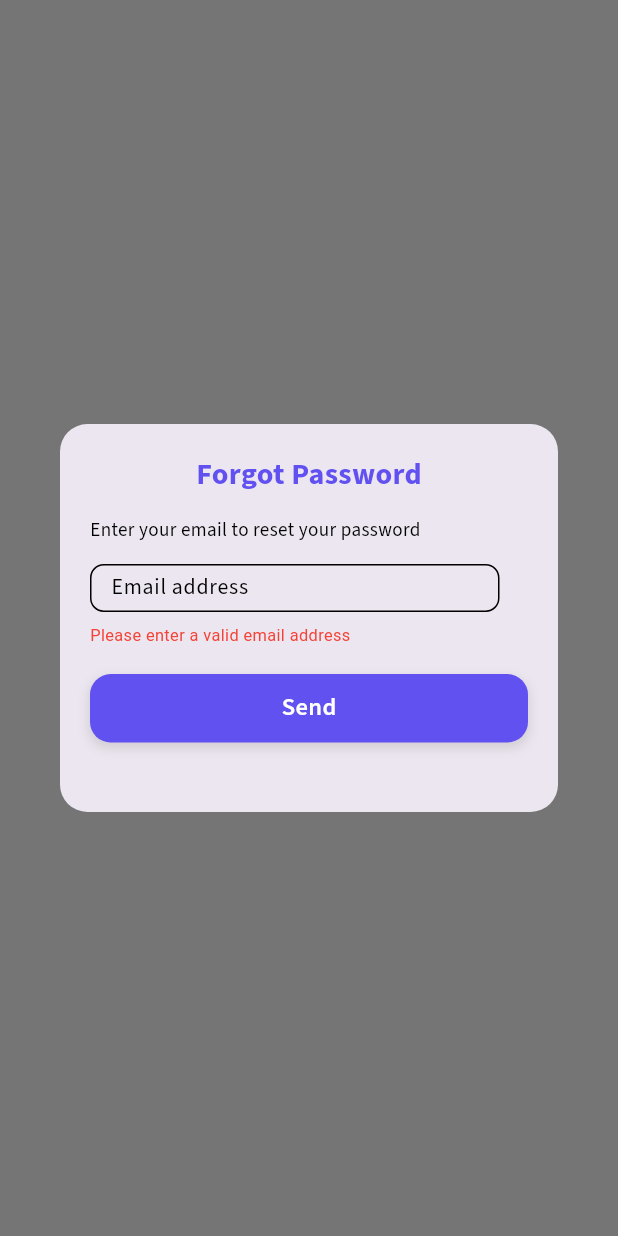
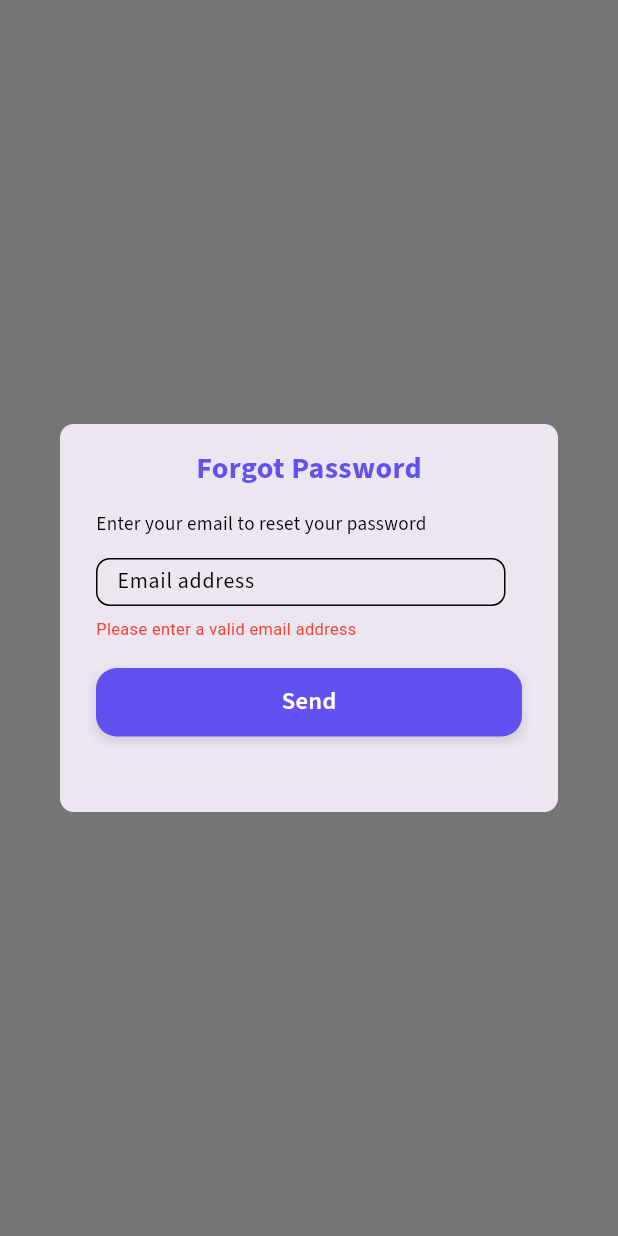
Before and after one commit to SMTech24-official/sportyo, a Flutter app: what showForgotPasswordDialog() shows on an empty page, opened directly, after a tap on "Send", on a phone screen of 412 x 824 dp. Run offline on Flutter 3.47's test engine with Material 3 defaults, Android fonts, the phone set to English and light mode, and no system bars; our stand-ins replace flutter_easyloading, flutter_screenutil, get, google_fonts, image_picker, shared_preferences; accounts and stored records are empty; network calls fail; key blocks and very long unbroken strings in the code were emptied for the run.

Commit message:
forgot password design

```diff
--- a/lib/core/service_class/network_caller/utility/usrls.dart
+++ b/lib/core/service_class/network_caller/utility/usrls.dart
@@ -3,4 +3,5 @@ class Urls {
   static const String baseUrl = 'https://sports-app-alpha.vercel.app/api/v1';
   static const String login = '$_baseUrl/auth/login';
   static const String createAccount = '$_baseUrl/users';
+  static  String sendEmail(String email)=> '$_baseUrl/$email';
 }
--- /dev/null
+++ b/lib/feature/authentication/log_in/controller/forgot_password_controller.dart
@@ -0,0 +1,46 @@
+import 'package:flutter/material.dart';
+import 'package:flutter_easyloading/flutter_easyloading.dart';
+import 'package:get/get.dart';
+import 'package:sportyo/core/service_class/network_caller/repository/network_caller.dart';
+import 'package:sportyo/core/service_class/network_caller/utility/usrls.dart';
+
+class ForgotPasswordController extends GetxController {
+  final TextEditingController emailController = TextEditingController();
+  final RxString errorMessage = ''.obs;
+
+  bool _isValidEmail(String email){
+    return email.isNotEmpty && GetUtils.isEmail(email);
+  }
+
+  Future<void> forgotPassword()async{
+    String email=emailController.text.trim();
+    if(!_isValidEmail(email)){
+      errorMessage.value = 'Please enter a valid email address';
+      return;
+    }
+    errorMessage.value = '';
+    EasyLoading.show(status: "Loading...");
+    try {
+      // Send reset email via network request
+      final response = await NetworkCaller().getRequest(Urls.sendEmail(email));
+
+      // Handle response success
+      if (response.isSuccess) {
+        EasyLoading.showSuccess('Reset email sent successfully');
+      } else {
+        EasyLoading.showError('Failed to send reset email. Please try again.');
+      }
+    } catch (error) {
+      EasyLoading.showError('An error occurred. Please try again later.');
+
+    } finally {
+      EasyLoading.dismiss();
+    }
+  }
+
+  @override
+  void onClose() {
+    emailController.dispose();
+    super.onClose();
+  }
+}
--- a/lib/feature/authentication/log_in/controller/login_controller.dart
+++ b/lib/feature/authentication/log_in/controller/login_controller.dart
@@ -7,14 +7,13 @@ import '../../../../core/service_class/network_caller/utility/usrls.dart';
 import '../../../terms_and_condition/screen/terms_and_condition.dart';
 import '../../auth_service/auth_service.dart';
 
-
 class LogInController extends GetxController {
   // Form key to manage form validation
   final GlobalKey<FormState> formKey = GlobalKey<FormState>();
 
   // Controllers for TextFields
   final TextEditingController emailController = TextEditingController();
-  final  TextEditingController passwordController = TextEditingController();
+  final TextEditingController passwordController = TextEditingController();
 
   // Observable boolean for login state
   var isLoginSelected = true.obs;
@@ -34,7 +33,8 @@ class LogInController extends GetxController {
       };
 
       try {
-        final response = await NetworkCaller().postRequest(Urls.login, body: requestBody);
+        final response =
+            await NetworkCaller().postRequest(Urls.login, body: requestBody);
         if (response.isSuccess) {
           // Check if token and userId are correctly retrieved
           String? token = response.responseData['token'];
@@ -43,7 +43,7 @@ class LogInController extends GetxController {
             await AuthService.saveToken(token, userId);
             emailController.clear();
             passwordController.clear();
-            Get.to(() => const TermsAndCondition());
+            Get.offAll(() => const TermsAndCondition());
           } else {
             Get.snackbar(
               'Login Failed',
@@ -85,7 +85,6 @@ class LogInController extends GetxController {
     }
   }
 
-
   @override
   void dispose() {
     emailController.dispose();
--- a/lib/feature/authentication/log_in/widget/show_forgot_password_dialog.dart
+++ b/lib/feature/authentication/log_in/widget/show_forgot_password_dialog.dart
@@ -4,23 +4,22 @@ import 'package:get/get.dart';
 import 'package:google_fonts/google_fonts.dart';
 import '../../../../core/const/app_colors.dart';
 import '../../../profile/widget/global_text_style.dart';
+import '../controller/forgot_password_controller.dart';
 
 void showForgotPasswordDialog(BuildContext context) {
-  final TextEditingController emailController = TextEditingController();
-  final RxString errorMessage = ''.obs; // For reactive error handling
-
+  final ForgotPasswordController controller =
+      Get.put(ForgotPasswordController());
   showDialog(
     context: context,
-    barrierDismissible: true, // Allow dismiss by tapping outside
+    barrierDismissible: true,
     builder: (BuildContext context) {
       return AlertDialog(
         shape: RoundedRectangleBorder(
-          borderRadius: BorderRadius.circular(20.r),
+          borderRadius: BorderRadius.circular(10.r),
         ),
-        contentPadding: EdgeInsets.all(20.w), // Add padding for better spacing
         content: SizedBox(
-          width: 320.w, // Adjusted width for better readability
-          height: 240.h, // Adjusted height for better space utilization
+          width: 320.w,
+          height: 240.h,
           child: Column(
             crossAxisAlignment: CrossAxisAlignment.start,
             children: [
@@ -40,77 +39,67 @@ void showForgotPasswordDialog(BuildContext context) {
                 'Enter your email to reset your password',
                 style: globalTextStyle(
                   fontSize: 14.sp,
-                  // color: AppColors.,
                 ),
               ),
               SizedBox(height: 15.h),
-
               SizedBox(
                 height: 35.h,
                 width: 273.w,
                 child: TextField(
-                  controller: emailController,
+                  controller: controller.emailController,
                   keyboardType: TextInputType.emailAddress,
                   onChanged: (_) {
-                    errorMessage.value = ''; // Clear error on input change
+                    controller.errorMessage.value = '';
                   },
                   style: GoogleFonts.sourceSans3(
-                      fontSize:16.sp,
+                    fontSize: 16.sp,
                     fontWeight: FontWeight.w400,
                     height: 24.h / 16.h,
-                      color: AppColors.blackColor),
+                    color: AppColors.blackColor,
+                  ),
                   decoration: InputDecoration(
-                    contentPadding:  EdgeInsets.symmetric(
-                        vertical: 5.h, horizontal: 10.w),
+                    contentPadding:
+                        EdgeInsets.symmetric(vertical: 5.h, horizontal: 10.w),
                     hintText: 'Email address',
                     hintStyle: GoogleFonts.sourceSans3(
-                        fontSize:16.sp,
+                      fontSize: 16.sp,
                       fontWeight: FontWeight.w400,
-                        height:24.h / 16.h,
-                        color: AppColors.blackColor),
+                      height: 24.h / 16.h,
+                      color: AppColors.blackColor,
+                    ),
                     border: OutlineInputBorder(
                       borderRadius: BorderRadius.circular(10.r),
-                      borderSide: const BorderSide(color: Color(0xff010101), width: 1),
+                      borderSide:
+                          const BorderSide(color: Color(0xff010101), width: 1),
                     ),
                     enabledBorder: OutlineInputBorder(
                       borderRadius: BorderRadius.circular(10.r),
-                      borderSide: const BorderSide(color: Color(0xff010101), width: 1),
+                      borderSide:
+                          const BorderSide(color: Color(0xff010101), width: 1),
                     ),
                     focusedBorder: OutlineInputBorder(
                       borderRadius: BorderRadius.circular(10.r),
-                      borderSide: const BorderSide(color: Color(0xff010101), width: 1),
+                      borderSide:
+                          const BorderSide(color: Color(0xff010101), width: 1),
                     ),
-
                   ),
                 ),
               ),
               SizedBox(height: 8.h),
-              // Reactive error message
               Obx(
-                    () => errorMessage.isNotEmpty
+                () => controller.errorMessage.isNotEmpty
                     ? Text(
-                  errorMessage.value,
+                        controller.errorMessage.value,
                         style: TextStyle(
                           fontSize: 12.sp,
                           color: Colors.red,
                         ),
                       )
-                    : SizedBox.shrink(),
+                    : const SizedBox.shrink(),
               ),
               SizedBox(height: 20.h),
-              // Send button
               GestureDetector(
-                onTap: () {
-                  String email = emailController.text.trim();
-                  if (email.isEmpty || !GetUtils.isEmail(email)) {
-                    errorMessage.value = 'Please enter a valid email address';
-                  } else {
-                    // Handle forgot password logic, e.g., sending a reset email
-                    print('Sending reset link to $email');
-                    // Optionally show a success message or close dialog
-                    Get.back(); // Close the dialog after sending
-                  }
-                },
+                onTap: controller.forgotPassword,
                 child: Container(
                     height: 50.h,
                     width: double.infinity,
@@ -134,7 +123,7 @@ void showForgotPasswordDialog(BuildContext context) {
                         fontWeight: FontWeight.w600,
                         color: AppColors.whiteColor,
                       ),
-                  ),
+                    )
                 ),
               ),
             ],
```
Lines whose indentation alone changed are shown as unchanged.
